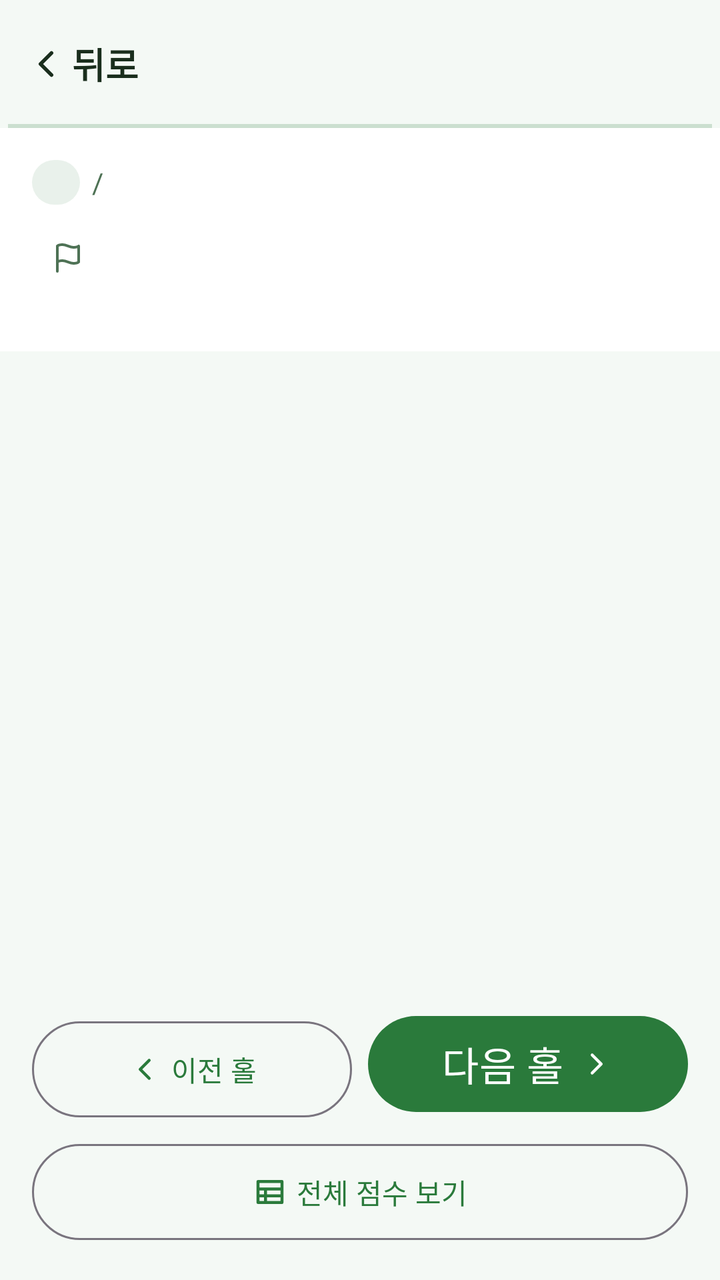
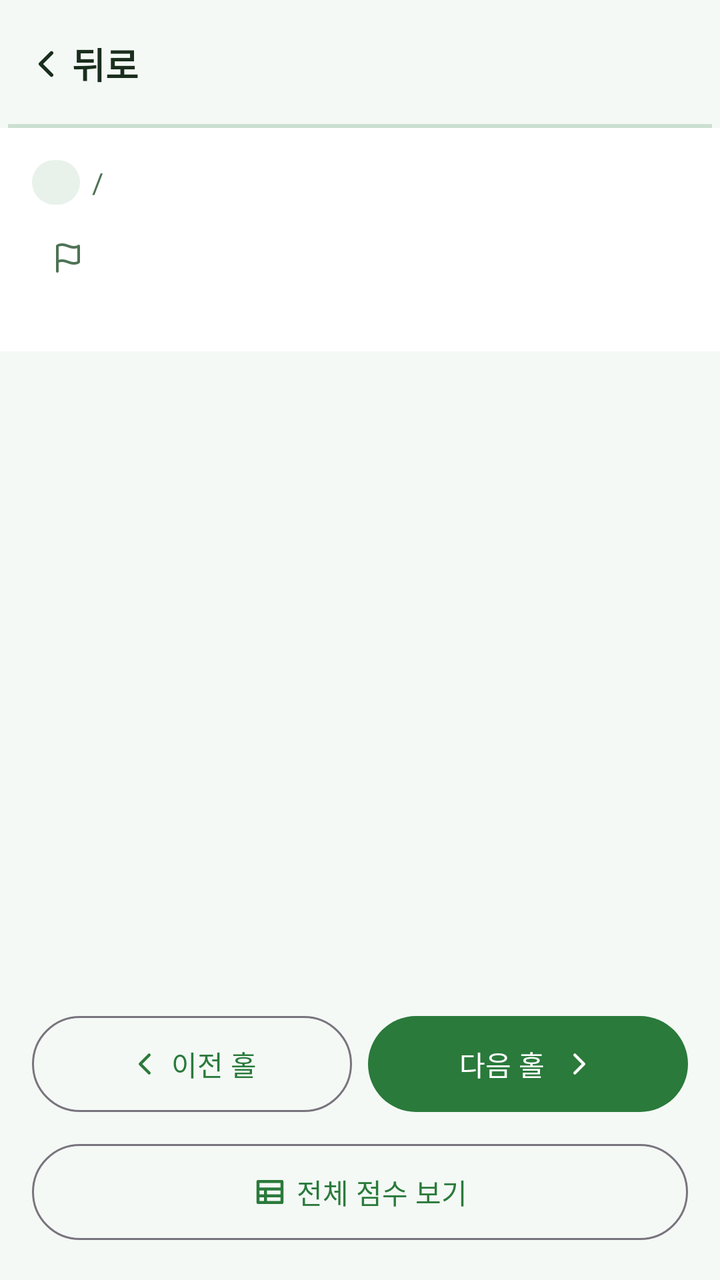

An Android layout rendered at two revisions. The XML below is the earlier revision; the diff shows what the commit changed to produce the second picture.
<!-- AndroidManifest.xml: application theme Theme.ParkGolf -->
<!-- res/layout/fragment_hole_input.xml -->
<?xml version="1.0" encoding="utf-8"?>
<LinearLayout xmlns:android="http://schemas.android.com/apk/res/android"
    xmlns:app="http://schemas.android.com/apk/res-auto"
    android:layout_width="match_parent" android:layout_height="match_parent"
    android:orientation="vertical" android:background="?attr/parkBackground">

    <include android:id="@+id/topBar" layout="@layout/view_top_bar" />

    <LinearLayout android:layout_width="match_parent" android:layout_height="wrap_content"
        android:orientation="vertical" android:background="@color/card"
        android:padding="@dimen/screen_padding">
        <LinearLayout android:layout_width="wrap_content" android:layout_height="wrap_content"
            android:orientation="horizontal" android:gravity="center_vertical">
            <TextView android:id="@+id/tvVenueChip"
                android:layout_width="wrap_content" android:layout_height="wrap_content"
                android:background="@drawable/bg_pill_primary" android:paddingHorizontal="12dp"
                android:paddingVertical="3dp" android:textColor="?attr/parkPrimary"
                android:textStyle="bold" android:textSize="12sp" />
            <TextView android:layout_width="wrap_content" android:layout_height="wrap_content"
                android:text="/" android:layout_marginHorizontal="6dp"
                android:textColor="?attr/parkMutedForeground" />
            <TextView android:id="@+id/tvCourse"
                android:layout_width="wrap_content" android:layout_height="wrap_content"
                android:textColor="?attr/parkForeground" android:textStyle="bold" android:textSize="12sp" />
        </LinearLayout>

        <LinearLayout android:layout_width="match_parent" android:layout_height="wrap_content"
            android:orientation="horizontal" android:gravity="center_vertical"
            android:layout_marginTop="8dp">
            <TextView android:id="@+id/tvHole"
                android:layout_width="wrap_content" android:layout_height="wrap_content"
                android:textSize="28sp" android:textStyle="bold" android:textColor="?attr/parkForeground" />
            <ImageView android:layout_width="16dp" android:layout_height="16dp"
                android:layout_marginStart="10dp" android:src="@drawable/ic_flag"
                app:tint="?attr/parkMutedForeground" android:importantForAccessibility="no" />
            <TextView android:id="@+id/tvPar"
                android:layout_width="wrap_content" android:layout_height="wrap_content"
                android:layout_marginStart="4dp" android:textColor="?attr/parkMutedForeground"
                android:textStyle="bold" />
            <View android:layout_width="0dp" android:layout_height="1dp" android:layout_weight="1" />
            <TextView android:id="@+id/tvHoleCounter"
                android:layout_width="wrap_content" android:layout_height="wrap_content"
                android:textColor="?attr/parkMutedForeground" android:textStyle="bold" />
        </LinearLayout>

        <HorizontalScrollView android:layout_width="match_parent" android:layout_height="wrap_content"
            android:layout_marginTop="12dp" android:scrollbars="none">
            <LinearLayout android:id="@+id/dotsContainer"
                android:layout_width="wrap_content" android:layout_height="wrap_content"
                android:orientation="horizontal" android:gravity="center_vertical" />
        </HorizontalScrollView>
    </LinearLayout>

    <ScrollView android:layout_width="match_parent" android:layout_height="0dp"
        android:layout_weight="1" android:fillViewport="true" android:padding="@dimen/screen_padding">
        <LinearLayout android:id="@+id/playerContainer"
            android:layout_width="match_parent" android:layout_height="wrap_content"
            android:orientation="vertical" />
    </ScrollView>

    <LinearLayout android:layout_width="match_parent" android:layout_height="wrap_content"
        android:orientation="vertical" android:padding="@dimen/screen_padding"
        android:background="?attr/parkBackground">
        <LinearLayout android:layout_width="match_parent" android:layout_height="wrap_content"
            android:orientation="horizontal">
            <Button android:id="@+id/btnPrev" style="?attr/materialButtonOutlinedStyle"
                android:layout_width="0dp" android:layout_height="wrap_content" android:layout_weight="1"
                android:minHeight="@dimen/touch_min" android:text="@string/prev_hole_plain"
                android:maxLines="1" app:icon="@drawable/ic_chevron_left" app:iconGravity="textStart" />
            <Button android:id="@+id/btnNext"
                android:layout_width="0dp" android:layout_height="wrap_content" android:layout_weight="1"
                android:layout_marginStart="8dp" android:minHeight="@dimen/touch_min"
                android:maxLines="1" android:text="@string/next_hole_plain" android:textSize="@dimen/button_text"
                app:icon="@drawable/ic_chevron_right" app:iconGravity="textEnd" />
        </LinearLayout>
        <Button android:id="@+id/btnGrid" style="?attr/materialButtonOutlinedStyle"
            android:layout_width="match_parent" android:layout_height="wrap_content"
            android:minHeight="@dimen/touch_min" android:layout_marginTop="8dp"
            android:text="@string/view_full_scores" app:icon="@drawable/ic_table" app:iconGravity="textStart" />
    </LinearLayout>
</LinearLayout>
<!-- res/layout/view_top_bar.xml (included above) -->
<?xml version="1.0" encoding="utf-8"?>
<androidx.constraintlayout.widget.ConstraintLayout
    xmlns:android="http://schemas.android.com/apk/res/android"
    xmlns:app="http://schemas.android.com/apk/res-auto"
    android:layout_width="match_parent"
    android:layout_height="wrap_content"
    android:background="?attr/parkBackground"
    android:minHeight="64dp"
    android:paddingHorizontal="4dp">

    <LinearLayout
        android:id="@+id/btnBack"
        android:layout_width="wrap_content"
        android:layout_height="@dimen/touch_min"
        android:orientation="horizontal"
        android:gravity="center_vertical"
        android:paddingHorizontal="8dp"
        android:background="?attr/selectableItemBackground"
        android:clickable="true"
        android:focusable="true"
        android:contentDescription="@string/back"
        app:layout_constraintStart_toStartOf="parent"
        app:layout_constraintTop_toTopOf="parent"
        app:layout_constraintBottom_toBottomOf="parent">
        <ImageView
            android:layout_width="22dp" android:layout_height="22dp"
            android:src="@drawable/ic_chevron_left"
            android:importantForAccessibility="no" />
        <TextView
            android:layout_width="wrap_content" android:layout_height="wrap_content"
            android:layout_marginStart="2dp"
            android:text="@string/back"
            android:textColor="?attr/parkForeground"
            android:textSize="@dimen/body_text"
            android:textStyle="bold" />
    </LinearLayout>

    <TextView
        android:id="@+id/tvBarTitle"
        android:layout_width="0dp"
        android:layout_height="wrap_content"
        android:gravity="center"
        android:textSize="@dimen/body_text"
        android:textStyle="bold"
        android:textColor="?attr/parkForeground"
        android:maxLines="1"
        android:ellipsize="end"
        app:layout_constraintStart_toEndOf="@id/btnBack"
        app:layout_constraintEnd_toStartOf="@id/barSpacer"
        app:layout_constraintTop_toTopOf="parent"
        app:layout_constraintBottom_toBottomOf="parent" />

    <Space
        android:id="@+id/barSpacer"
        android:layout_width="72dp"
        android:layout_height="1dp"
        app:layout_constraintEnd_toEndOf="parent"
        app:layout_constraintTop_toTopOf="parent" />

    <View android:layout_width="0dp" android:layout_height="@dimen/border_width"
        android:background="?attr/parkBorder"
        app:layout_constraintStart_toStartOf="parent"
        app:layout_constraintEnd_toEndOf="parent"
        app:layout_constraintBottom_toBottomOf="parent" />
</androidx.constraintlayout.widget.ConstraintLayout>
<!-- resources referenced by this layout -->
<resources>
  <color name="card">#FFFFFF</color>
  <dimen name="body_text">18sp</dimen>
  <dimen name="border_width">2dp</dimen>
  <dimen name="button_text">20sp</dimen>
  <dimen name="screen_padding">16dp</dimen>
  <dimen name="touch_min">56dp</dimen>
  <!-- drawable bg_pill_primary (drawable) -->
  <?xml version="1.0" encoding="utf-8"?>
  <shape xmlns:android="http://schemas.android.com/apk/res/android" android:shape="rectangle">
      <solid android:color="?attr/parkPrimary10" />
      <corners android:radius="@dimen/radius_pill" />
  </shape>
  <!-- drawable ic_chevron_left (drawable) -->
  <vector xmlns:android="http://schemas.android.com/apk/res/android" android:width="24dp" android:height="24dp" android:viewportWidth="24" android:viewportHeight="24">
      <path android:strokeColor="?attr/parkForeground" android:strokeWidth="2" android:strokeLineCap="round" android:strokeLineJoin="round" android:pathData="M15,18 L9,12 L15,6" />
  </vector>
  <!-- drawable ic_chevron_right (drawable) -->
  <vector xmlns:android="http://schemas.android.com/apk/res/android" android:width="24dp" android:height="24dp" android:viewportWidth="24" android:viewportHeight="24">
      <path android:strokeColor="?attr/parkForeground" android:strokeWidth="2" android:strokeLineCap="round" android:strokeLineJoin="round" android:pathData="M9,18 L15,12 L9,6" />
  </vector>
  <!-- drawable ic_flag (drawable) -->
  <vector xmlns:android="http://schemas.android.com/apk/res/android" android:width="24dp" android:height="24dp" android:viewportWidth="24" android:viewportHeight="24">
      <path android:strokeColor="?attr/parkForeground" android:strokeWidth="2" android:strokeLineCap="round" android:strokeLineJoin="round" android:pathData="M4,15 C4,15 5,14 8,14 C11,14 13,16 16,16 C19,16 20,15 20,15 L20,3 C20,3 19,4 16,4 C13,4 11,2 8,2 C5,2 4,3 4,3 Z M4,22 L4,15" />
  </vector>
  <!-- drawable ic_table (drawable) -->
  <vector xmlns:android="http://schemas.android.com/apk/res/android" android:width="24dp" android:height="24dp" android:viewportWidth="24" android:viewportHeight="24">
      <path android:strokeColor="?attr/parkMutedForeground" android:strokeWidth="2" android:strokeLineCap="round" android:strokeLineJoin="round" android:pathData="M4,5 L20,5 L20,19 L4,19 Z M4,10 L20,10 M4,14.5 L20,14.5 M9,10 L9,19" />
  </vector>
  <string name="back">뒤로</string>
  <string name="next_hole_plain">다음 홀</string>
  <string name="prev_hole_plain">이전 홀</string>
  <string name="view_full_scores">전체 점수 보기</string>
  <style name="Theme.ParkGolf" parent="Theme.ParkGolf.Green" />
  <dimen name="radius_pill">999dp</dimen>
  <style name="Theme.ParkGolf.Green" parent="Theme.ParkGolf.Base">
          <item name="colorPrimary">#2A7A3B</item>
          <item name="android:windowBackground">#F4F9F5</item>
          <item name="parkBackground">#F4F9F5</item>
          <item name="parkForeground">#1A2E1D</item>
          <item name="parkPrimary">#2A7A3B</item>
          <item name="parkPrimary10">#1A2A7A3B</item>
          <item name="parkSecondary">#E6F2E8</item>
          <item name="parkMuted">#EAF3EC</item>
          <item name="parkMutedForeground">#4E7255</item>
          <item name="parkAccent">#D2EBDA</item>
          <item name="parkAccentForeground">#1A3D21</item>
          <item name="parkBorder">#332A7A3B</item>
          <item name="parkInputBg">#EAF3EC</item>
      </style>
  <style name="Theme.ParkGolf.Base" parent="Theme.Material3.DayNight.NoActionBar">
          <item name="colorOnPrimary">@color/on_primary</item>
          <item name="android:textColorPrimary">?attr/parkForeground</item>
      </style>
  <color name="on_primary">#FFFFFF</color>
</resources>

<!-- the commit's change to res/layout/fragment_hole_input.xml (unified diff, before → after) -->
@@ -70,7 +70,7 @@
             <Button android:id="@+id/btnNext"
                 android:layout_width="0dp" android:layout_height="wrap_content" android:layout_weight="1"
                 android:layout_marginStart="8dp" android:minHeight="@dimen/touch_min"
-                android:maxLines="1" android:text="@string/next_hole_plain" android:textSize="@dimen/button_text"
+                android:maxLines="1" android:text="@string/next_hole_plain"
                 app:icon="@drawable/ic_chevron_right" app:iconGravity="textEnd" />
         </LinearLayout>
         <Button android:id="@+id/btnGrid" style="?attr/materialButtonOutlinedStyle"
<!-- resource entries referenced after the edit -->
@@ -3,7 +3,6 @@
   <color name="card">#FFFFFF</color>
   <dimen name="body_text">18sp</dimen>
   <dimen name="border_width">2dp</dimen>
-  <dimen name="button_text">20sp</dimen>
   <dimen name="screen_padding">16dp</dimen>
   <dimen name="touch_min">56dp</dimen>
   <!-- drawable bg_pill_primary (drawable) -->
